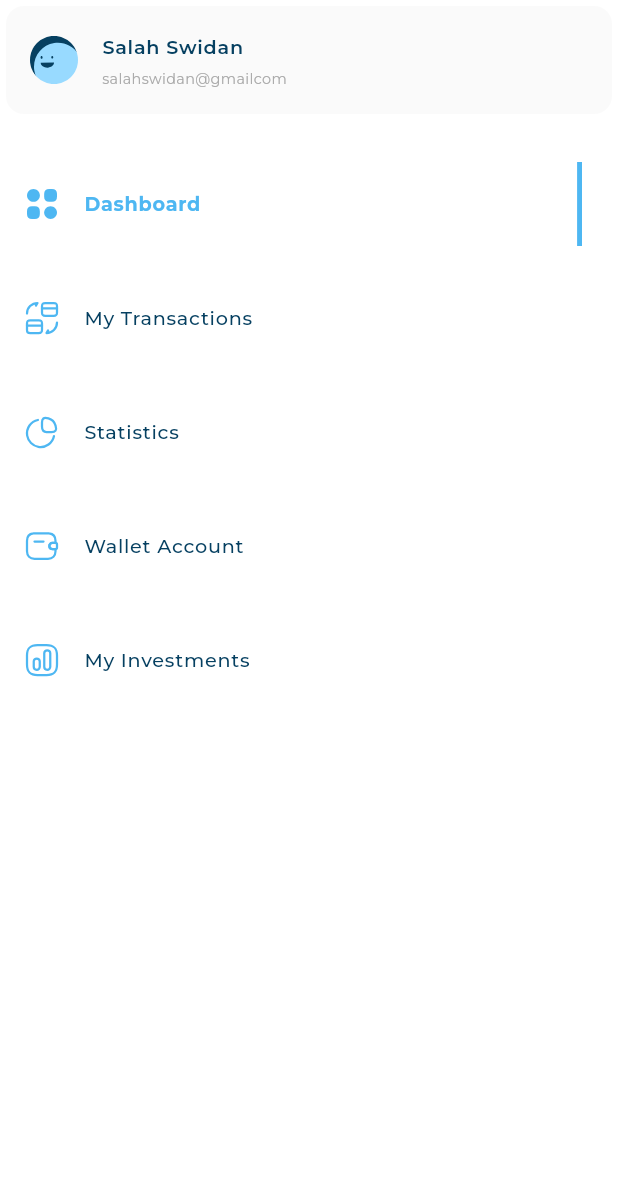
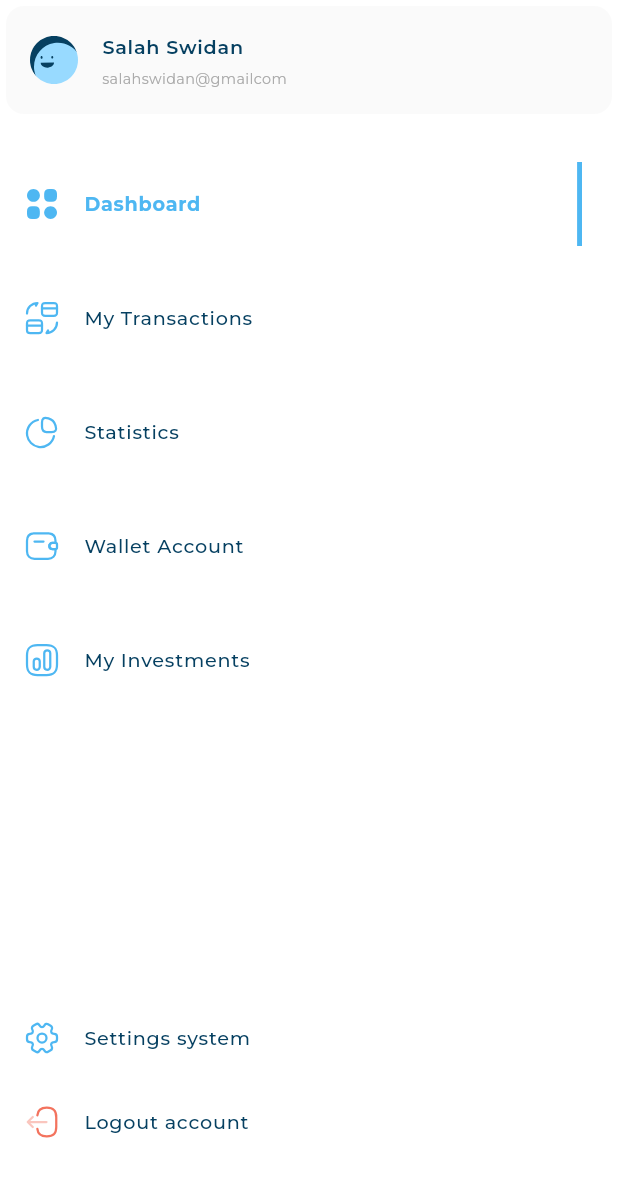
Before and after one commit to salahswidan/responsive_dash_board, a Flutter app: the CustomDrawer widget shown alone on an empty page, opened directly, on a phone screen of 412 x 824 dp. Shown: the top 1177 px of the screen. Run offline on Flutter 3.47's test engine with Material 3 defaults, Android fonts, the phone set to English and light mode, and no system bars; our stand-ins replace flutter_svg; project files that could hold a hidden picture were left out.

Commit message:
add SliverFillRemaining & Refactor CustomDrawer and DrawerItemsListView to enhance layout structure and integrate inactive drawer items for improved user experience.

```diff
--- a/lib/widgets/custom_drawer.dart
+++ b/lib/widgets/custom_drawer.dart
@@ -1,4 +1,5 @@
 import 'package:flutter/material.dart';
+import 'package:responsive_dash_board/widgets/active_and_inactive.dart';
 import 'package:responsive_dash_board/widgets/drawer_item.dart';
 import 'package:responsive_dash_board/widgets/user_info_list_tile.dart';
 
@@ -13,16 +14,41 @@ class CustomDrawer extends StatelessWidget {
   Widget build(BuildContext context) {
     return Container(
       color: Colors.white,
-      child: Column(
-        children: [
-          const UserInfoListTile(
-              image: Assets.imagesAvatar3,
-              title: 'Salah Swidan',
-              subtitle: 'salahswidan@gmailcom'),
-          const SizedBox(
-            height: 8,
+      child: const CustomScrollView(
+        slivers: [
+          SliverToBoxAdapter(
+            child: UserInfoListTile(
+                image: Assets.imagesAvatar3,
+                title: 'Salah Swidan',
+                subtitle: 'salahswidan@gmailcom'),
           ),
-          DrawerItemsListView()
+          SliverToBoxAdapter(
+            child: SizedBox(
+              height: 8,
+            ),
+          ),
+          DrawerItemsListView(),
+          SliverFillRemaining(
+            hasScrollBody: false,
+            child: Column(
+              children: [
+                Expanded(child: SizedBox()),
+                InActiveDrawerItem(
+                    drawerItemModel: DrawerItemModel(
+                  title: 'Settings system',
+                  image: Assets.imagesSettings,
+                )),
+                InActiveDrawerItem(
+                    drawerItemModel: DrawerItemModel(
+                  title: 'Logout account',
+                  image: Assets.imagesLogout,
+                )),
+                SizedBox(
+                  height: 48,
+                ),
+              ],
+            ),
+          )
         ],
       ),
     );
--- a/lib/widgets/drawer_items_list_view.dart
+++ b/lib/widgets/drawer_items_list_view.dart
@@ -27,9 +27,8 @@ class _DrawerItemsListViewState extends State<DrawerItemsListView> {
 
   @override
   Widget build(BuildContext context) {
-    return ListView.builder(
-      physics: const NeverScrollableScrollPhysics(),
-      shrinkWrap: true,
+    return SliverList.builder(
+
       itemCount: items.length,
       itemBuilder: (context, index) {
         return GestureDetector(
```
